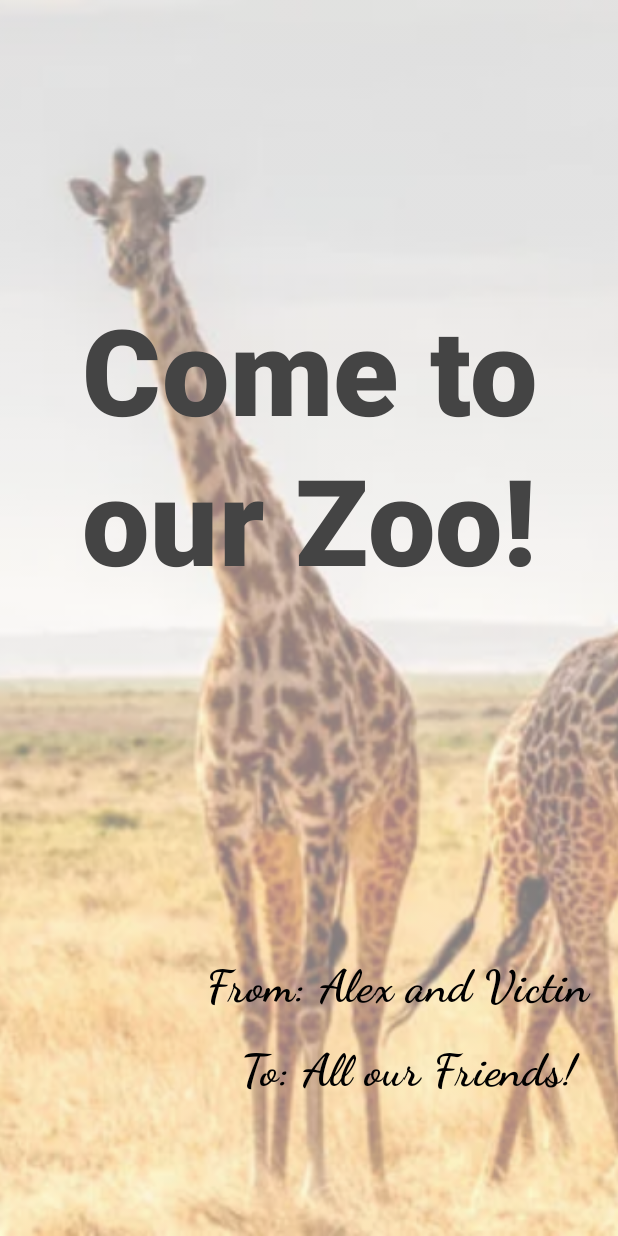
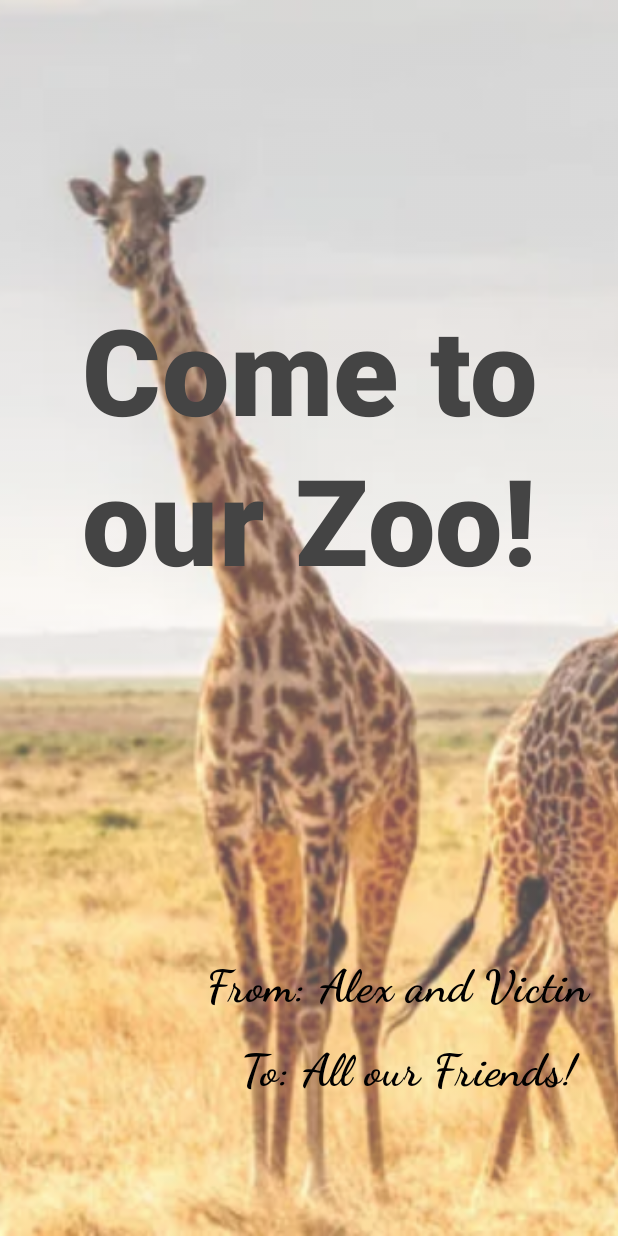
Before and after one commit to alexiaissant/CartaoDeVisitas, an Android app built with Jetpack Compose: the screen it shows after launch (MainActivity), on a phone screen of 412 x 824 dp. Run offline under Robolectric (Android 15) with nearby library versions, the phone set to English and light mode, and no system bars.

Commit message:
fourth commit

```diff
--- a/app/src/main/java/com/example/cartodevisitas/MainActivity.kt
+++ b/app/src/main/java/com/example/cartodevisitas/MainActivity.kt
@@ -50,7 +50,7 @@ fun telaCartãoVisita() {
             contentDescription = "verde",
             contentScale = ContentScale.Crop,
             modifier = Modifier.fillMaxSize(),
-            alpha = 0.5F,
+            alpha = 0.7F,
         )
         Column(
             modifier = Modifier.fillMaxSize(),
```
